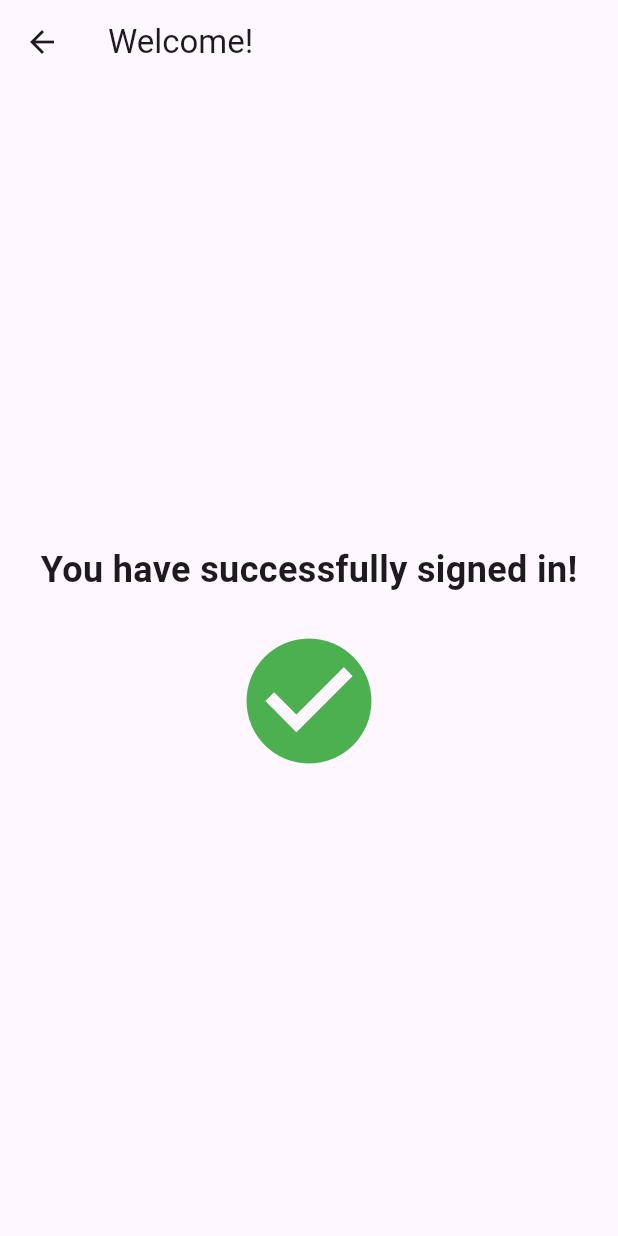
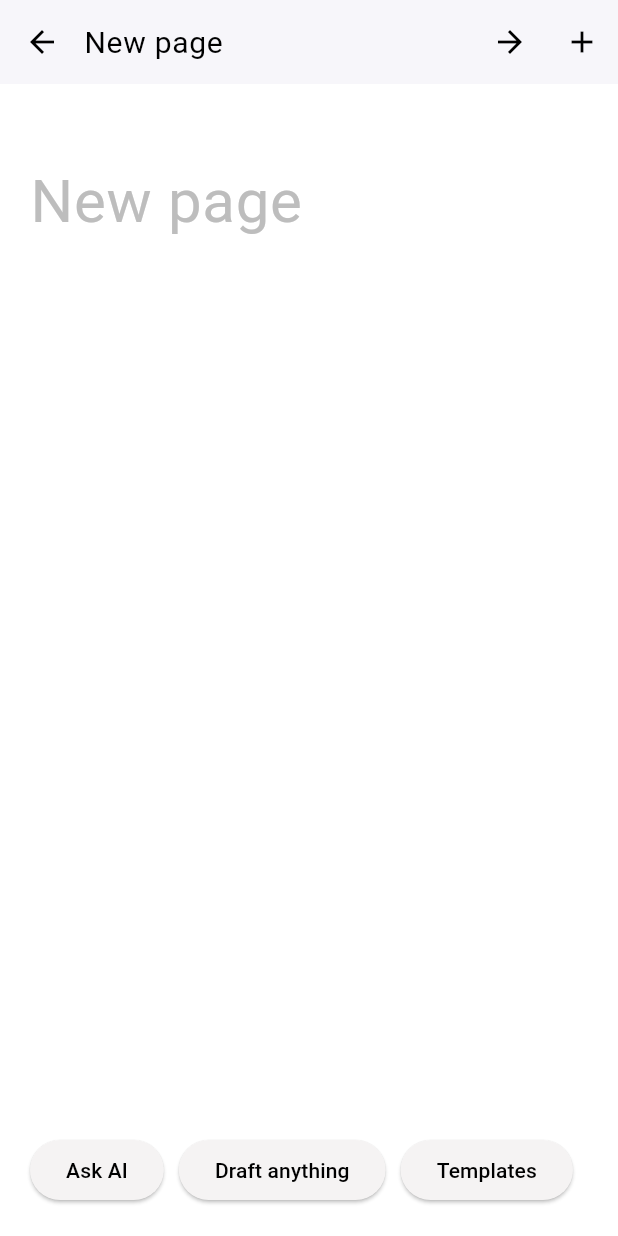
Before and after one commit to nourkawni/graduation-project1, a Flutter app: the HomePage screen opened directly, on a phone screen of 412 x 824 dp. Run offline on Flutter 3.47's test engine with Material 3 defaults, Android fonts, the phone set to English and light mode, and no system bars; our stand-ins replace shared_preferences, velocity_x; accounts and stored records are empty.

Commit message:
New Page Frontend and Backend implementation

```diff
--- a/frontend1/lib/pages/home_page.dart
+++ b/frontend1/lib/pages/home_page.dart
@@ -1,9 +1,7 @@
+import 'dart:async';
+import 'package:flutter/material.dart';
+import 'package:http/http.dart' as http;
 import 'dart:convert';
-import 'package:flutter/material.dart';
-import 'package:shared_preferences/shared_preferences.dart';
-import 'package:velocity_x/velocity_x.dart';
-import 'package:http/http.dart' as http;
-import '../config.dart';
 
 class HomePage extends StatefulWidget {
   const HomePage({super.key});
@@ -12,29 +10,177 @@ class HomePage extends StatefulWidget {
   _HomePageState createState() => _HomePageState();
 }
 
-class _HomePageState  extends State<HomePage> {
+class _HomePageState extends State<HomePage> {
+  bool showButtons = false;  // This controls visibility of the buttons
+  final TextEditingController _controller = TextEditingController();
+  final TextEditingController _titleController = TextEditingController(text: 'New page');
+
+  Timer? _debounce;  // Timer for debouncing
+
+  @override
+  void initState() {
+    super.initState();
+    // Add a listener to the _controller for autosave on content change
+    _controller.addListener(_onTextChanged);
+  }
+
+  @override
+  void dispose() {
+    _controller.dispose();
+    _titleController.dispose();
+    _debounce?.cancel();  // Cancel debounce timer if any
+    super.dispose();
+  }
+
+  void _onTextChanged() {
+    // Debouncing logic to wait 1 second after the user stops typing
+    if (_debounce?.isActive ?? false) _debounce?.cancel();
+
+    _debounce = Timer(const Duration(seconds: 1), () {
+      _saveChangesToBackend();
+    });
+  }
+
+  // Function to save changes to backend (autosave)
+  Future<void> _saveChangesToBackend() async {
+    final url = 'http://192.168.1.23:3000/api/pages/1';  // Replace with correct backend URL
+
+    try {
+      final response = await http.put(
+        Uri.parse(url),
+        headers: {
+          'Content-Type': 'application/json',
+        },
+        body: jsonEncode({
+          'title': _titleController.text,  // Send title and content to backend
+          'content': _controller.text,
+        }),
+      );
+
+      if (response.statusCode == 200) {
+        print('Changes saved successfully');
+      } else {
+        print('Failed to save changes');
+      }
+    } catch (error) {
+      print('Error saving changes: $error');
+    }
+  }
+
   @override
   Widget build(BuildContext context) {
     return Scaffold(
+      backgroundColor: Colors.white,
       appBar: AppBar(
-        title: const Text("Welcome!"),
+        backgroundColor: Colors.white,
+        elevation: 1,
+        leading: IconButton(
+          icon: const Icon(Icons.arrow_back, color: Colors.black),
+          onPressed: () {},
+        ),
+        titleSpacing: 0,  // This removes extra spacing between the leading and the title
+        // Editable title using TextField
+        title: TextField(
+          controller: _titleController,
+          style: const TextStyle(color: Colors.black, fontSize: 20),
+          decoration: const InputDecoration(
+            border: InputBorder.none,  // No border for a clean look
+          ),
+        ),
+        actions: [
+          IconButton(
+            icon: const Icon(Icons.arrow_forward, color: Colors.black),
+            onPressed: () {},
+          ),
+          IconButton(
+            icon: const Icon(Icons.add, color: Colors.black),
+            onPressed: () {},
+          ),
+        ],
       ),
-      body: Center(
+      body: Padding(
+        padding: const EdgeInsets.all(20.0),
         child: Column(
-          mainAxisAlignment: MainAxisAlignment.center,
-          children: const [
-            Text(
-              'You have successfully signed in!',
-              style: TextStyle(
-                fontSize: 24,
-                fontWeight: FontWeight.bold,
+          crossAxisAlignment: CrossAxisAlignment.start,
+          children: [
+            // Display buttons if showButtons is true
+            if (showButtons)
+              Row(
+                children: [
+                  TextButton(
+                      onPressed: () {}, child: const Text('Add icon')),
+                  TextButton(
+                      onPressed: () {}, child: const Text('Add cover')),
+                  TextButton(
+                      onPressed: () {}, child: const Text('Add comment')),
+                ],
+              ),
+            // Tapping the TextField will toggle the button visibility
+            GestureDetector(
+              onTap: () {
+                setState(() {
+                  showButtons = !showButtons;
+                });
+              },
+              child: Padding(
+                padding: const EdgeInsets.only(top: 20.0),
+                child: TextField(
+                  controller: _controller,
+                  style: const TextStyle(fontSize: 40),
+                  decoration: InputDecoration(
+                    hintText: 'New page',
+                    hintStyle: TextStyle(
+                      fontSize: 40,
+                      color: Colors.grey[400],
+                    ),
+                    border: InputBorder.none,
+                  ),
+                  maxLines: null,
+                ),
               ),
             ),
-            SizedBox(height: 20),
-            Icon(
-              Icons.check_circle,
-              color: Colors.green,
-              size: 100,
+
+            const Spacer(),
+            // Fix for RenderFlex overflow
+            SingleChildScrollView(
+              scrollDirection: Axis.horizontal,
+              child: Row(
+                mainAxisAlignment: MainAxisAlignment.center,
+                children: [
+                  ElevatedButton(
+                    style: ElevatedButton.styleFrom(
+                      backgroundColor: const Color.fromARGB(255, 245, 243, 243),
+                    ),
+                    onPressed: () {},
+                    child: const Text(
+                      'Ask AI',
+                      style: TextStyle(color: Colors.black),
+                    ),
+                  ),
+                  const SizedBox(width: 10),
+                  ElevatedButton(
+                    style: ElevatedButton.styleFrom(
+                      backgroundColor: const Color.fromARGB(255, 245, 243, 243),
+                    ),
+                    onPressed: () {},
+                    child: const Text(
+                      'Draft anything',
+                      style: TextStyle(color: Colors.black),
+                    ),
+                  ),
+                  const SizedBox(width: 10),
+                  ElevatedButton(
+                    style: ElevatedButton.styleFrom(
+                      backgroundColor: const Color.fromARGB(255, 245, 243, 243),
+                    ),
+                    onPressed: () {},
+                    child: const Text(
+                      'Templates',
+                      style: TextStyle(color: Colors.black),
+                    ),
+                  ),
+                ],
+              ),
             ),
           ],
         ),
--- a/frontend1/lib/pages/login_page.dart
+++ b/frontend1/lib/pages/login_page.dart
@@ -1,4 +1,5 @@
 import 'package:flutter/material.dart';
+import 'package:frontend1/pages/home_page.dart';
 import 'dart:convert';
 import 'package:http/http.dart' as http;
 import '../config.dart';
@@ -52,7 +53,7 @@ class _LoginState extends State<LoginPage>{
         print("Login successful");
         Navigator.push(
           context,
-          MaterialPageRoute(builder: (context) => SignInPage()),
+          MaterialPageRoute(builder: (context) => const HomePage()),
         );
       } else {
         print("Login failed: ${jsonResponse['message']}");
--- a/frontend1/pubspec.yaml
+++ b/frontend1/pubspec.yaml
@@ -31,7 +31,7 @@ dependencies:
   flutter:
     sdk: flutter
   velocity_x:
-  http:
+  http: ^1.2.2
   shared_preferences:
   jwt_decoder:
   flutter_slidable:
```
